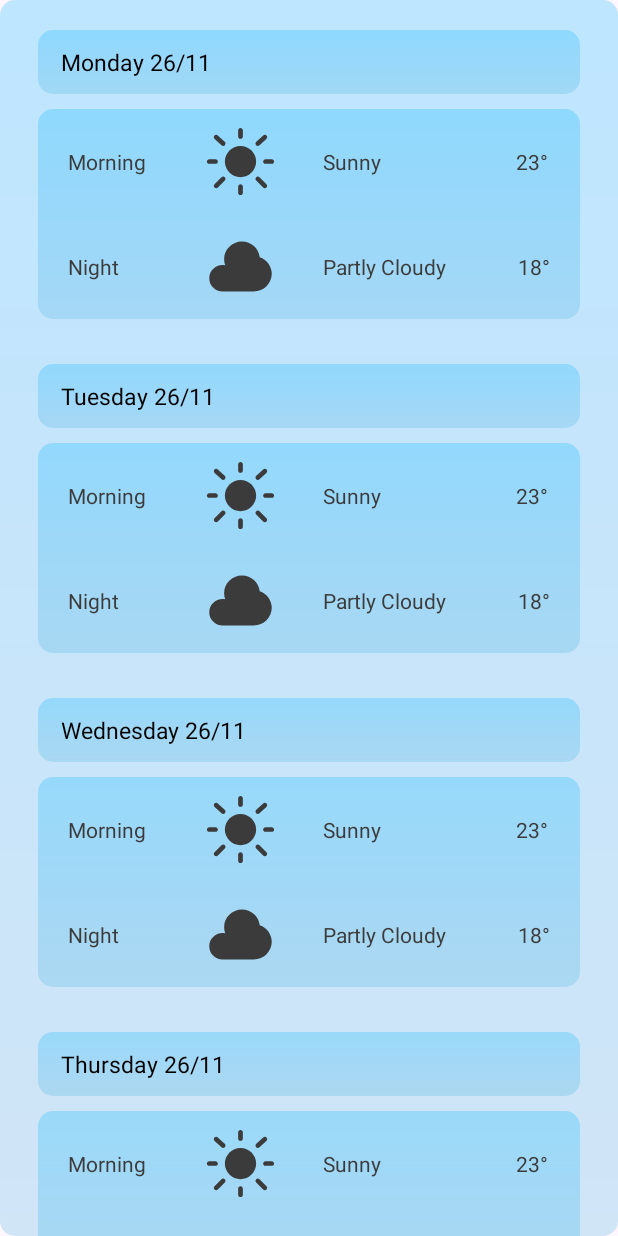
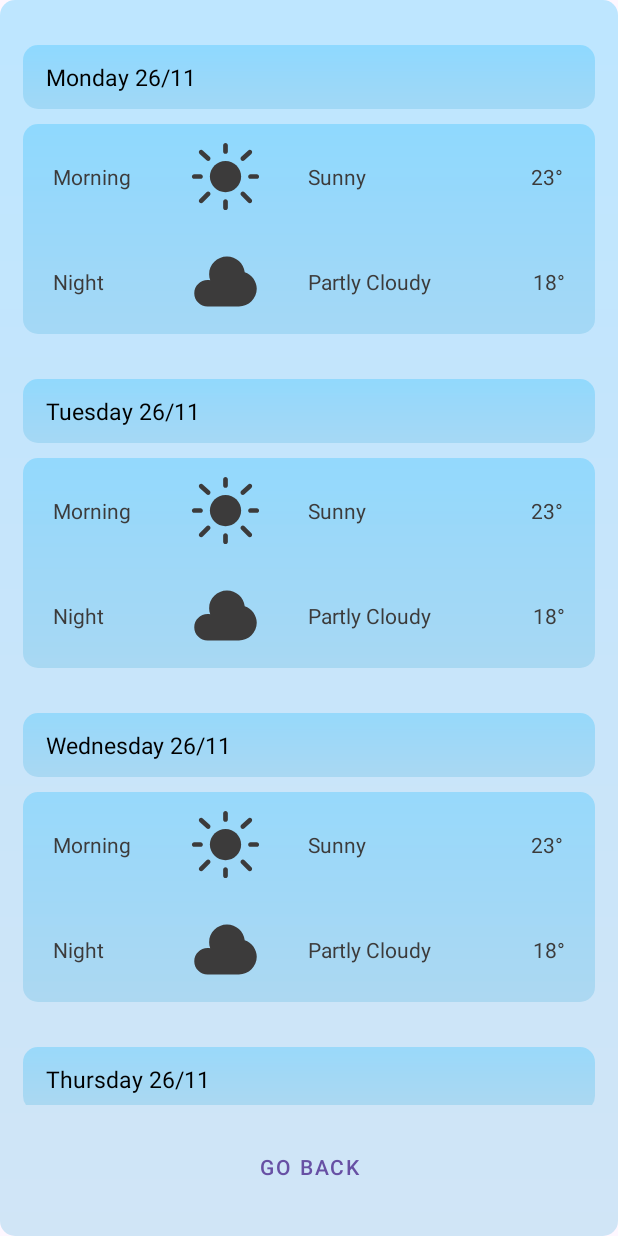
Before and after one commit to kOOnzTe/Weather-in-Turkey-App, an Android app: the WeeklyForecastActivity screen opened directly, with no data from a screen before it, on a phone screen of 412 x 824 dp. Run offline under Robolectric (Android 15) with nearby library versions, the phone set to English and light mode, and no system bars.

Commit message:
material button added

```diff
--- a/app/src/main/java/com/mid/bilweatherapp/WeeklyForecastActivity.kt
+++ b/app/src/main/java/com/mid/bilweatherapp/WeeklyForecastActivity.kt
@@ -39,6 +39,10 @@ class WeeklyForecastActivity : AppCompatActivity(), WeeklyForecastRecyclerAdapte
             Toast.makeText(this, "Error setting up the forecast view", Toast.LENGTH_LONG).show()
         }
 
+        binding.btnGoBack.setOnClickListener {
+            finish()
+        }
+
     }
 
     override fun displayItem(weather: WeeklyForecast) {
--- a/app/src/main/res/layout/activity_weekly_forecast.xml
+++ b/app/src/main/res/layout/activity_weekly_forecast.xml
@@ -4,23 +4,34 @@
     xmlns:tools="http://schemas.android.com/tools"
     android:layout_width="match_parent"
     android:layout_height="match_parent"
+    android:background="@drawable/rounded_rectangle_background"
     tools:context=".WeeklyForecastActivity">
-    <RelativeLayout
-        android:layout_width="match_parent"
-        android:layout_height="wrap_content"
-        android:paddingHorizontal="10dp"
-        app:layout_constraintTop_toTopOf="parent"
-        android:background="@drawable/rounded_rectangle_background">
 
+    <androidx.recyclerview.widget.RecyclerView
+        android:id="@+id/recyclerWeeklyForecast"
+        android:layout_width="0dp"
+        android:layout_height="0dp"
+        android:layout_marginTop="10dp"
+        android:layout_marginBottom="8dp"
+        app:layout_constraintBottom_toTopOf="@+id/btnGoBack"
+        app:layout_constraintEnd_toEndOf="parent"
+        app:layout_constraintStart_toStartOf="parent"
+        app:layout_constraintTop_toTopOf="parent">
 
-        <androidx.recyclerview.widget.RecyclerView
-            android:id="@+id/recyclerWeeklyForecast"
-            android:layout_width="match_parent"
-            android:layout_height="wrap_content"
-           />
+    </androidx.recyclerview.widget.RecyclerView>
 
-
-
-    </RelativeLayout>
+    <com.google.android.material.button.MaterialButton
+        android:id="@+id/btnGoBack"
+        style="@style/Widget.MaterialComponents.Button.TextButton"
+        android:layout_width="370dp"
+        android:layout_height="66dp"
+        android:layout_marginStart="19dp"
+        android:layout_marginEnd="19dp"
+        android:layout_marginBottom="13dp"
+        android:text="@string/btn_goBack"
+        app:layout_constraintBottom_toBottomOf="parent"
+        app:layout_constraintEnd_toEndOf="parent"
+        app:layout_constraintStart_toStartOf="parent"
+        app:layout_constraintTop_toBottomOf="@+id/recyclerWeeklyForecast" />
 
 </androidx.constraintlayout.widget.ConstraintLayout>
--- a/app/src/main/res/values/strings.xml
+++ b/app/src/main/res/values/strings.xml
@@ -1,5 +1,6 @@
 <resources>
     <string name="app_name">BilWeatherApp</string>
+    <string name="btn_goBack">Go Back</string>
 
     <string-array name="city_list">
         <item>Ankara</item>
```
